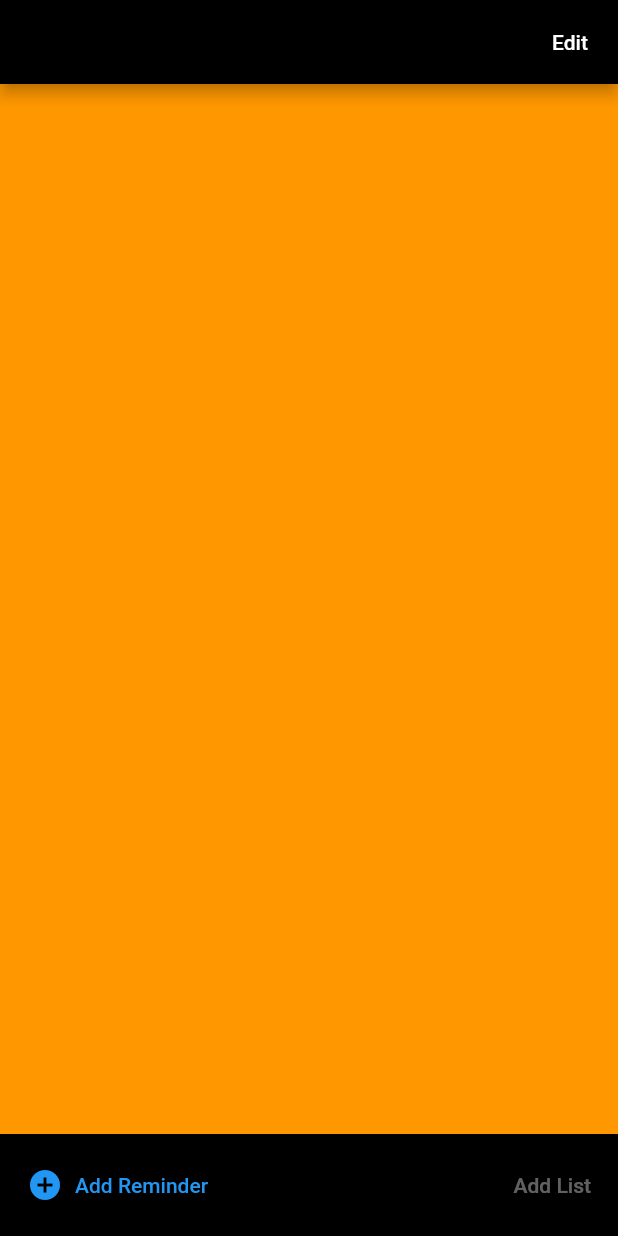
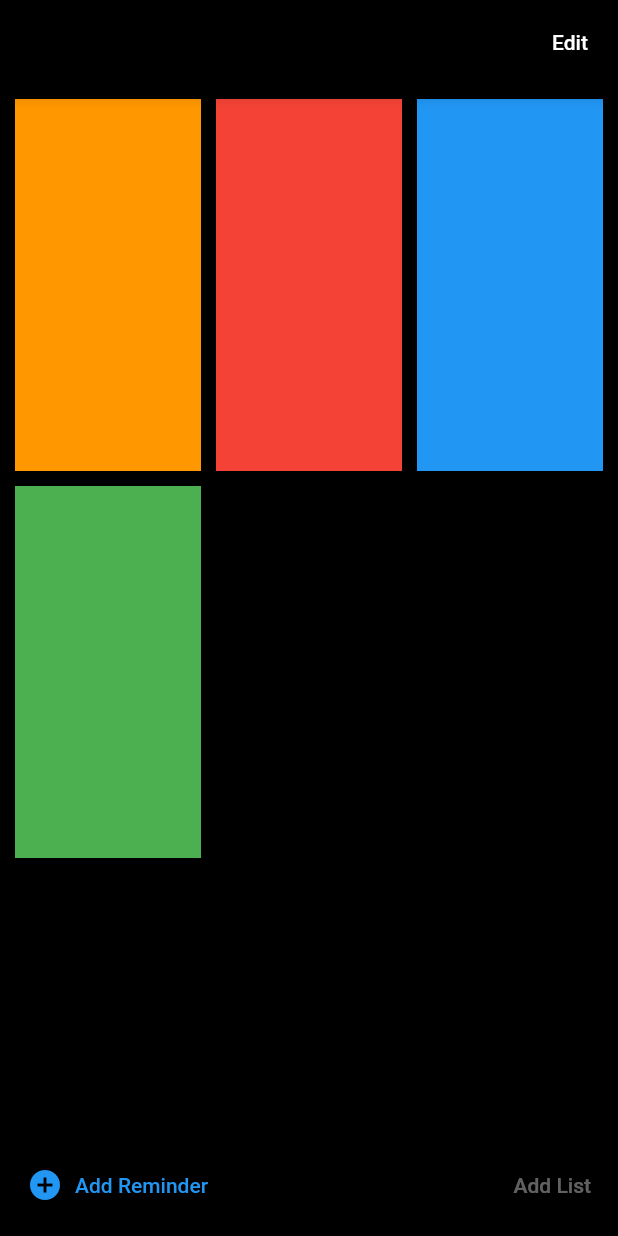
Before and after one commit to longnk1301/flutterticktick, a Flutter app: the screen it shows after launch, on a phone screen of 412 x 824 dp. Run offline on Flutter 3.47's test engine with Material 2 defaults, Android fonts, the phone set to English and light mode, and no system bars.

Commit message:
GridView.count

```diff
--- a/lib/main.dart
+++ b/lib/main.dart
@@ -13,13 +13,13 @@ class MyApp extends StatelessWidget {
   Widget build(BuildContext context) {
     return MaterialApp(
       initialRoute: '/',
-      routes: {'/': (context) => const HomeScreen()},
       theme: ThemeData(
           scaffoldBackgroundColor: Colors.black,
           appBarTheme: const AppBarTheme(
             color: Colors.black,
           ),
           brightness: Brightness.dark),
+      routes: {'/': (context) => const HomeScreen()},
     );
   }
 }
--- a/lib/screens/home_screen.dart
+++ b/lib/screens/home_screen.dart
@@ -17,8 +17,18 @@ class HomeScreen extends StatelessWidget {
       body: Column(
         children: [
           Expanded(
-            child: Container(
-              color: Colors.orange,
+            child: GridView.count(
+              crossAxisCount: 3,
+              childAspectRatio: 1 / 2,
+              crossAxisSpacing: 10,
+              mainAxisSpacing: 10,
+              padding: const EdgeInsets.all(10),
+              children: [
+                Container(color: Colors.orange),
+                Container(color: Colors.red),
+                Container(color: Colors.blue),
+                Container(color: Colors.green)
+              ],
             ),
           ),
           Container(
@@ -37,16 +47,6 @@ class HomeScreen extends StatelessWidget {
                   ),
                 ]),
           ),
-          // Row(
-          //   mainAxisAlignment: MainAxisAlignment.center,
-          //   children: const [
-          //     Icon(Icons.home),
-          //     Text(
-          //       'data',
-          //       style: TextStyle(fontSize: 30),
-          //     ),
-          //   ],
-          // ),
         ],
       ),
     );
```
